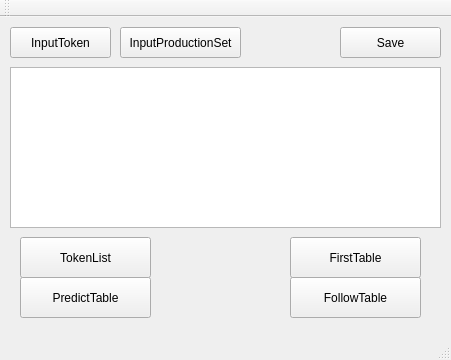
Before: the Qt Designer form SNL Compiler/SNL Compiler/source/mainwindow.ui in Gwzlchn/SNL-Compiler, drawn with Qt 5.
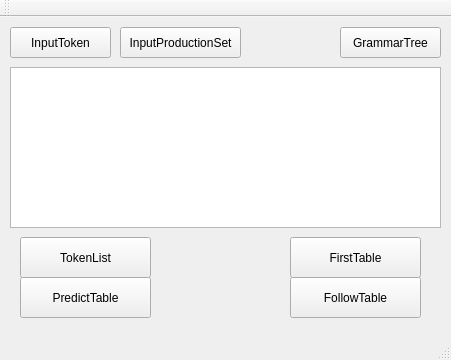
After: the same form once the commit is applied.

```diff
--- a/SNL Compiler/SNL Compiler/source/mainwindow.ui
+++ b/SNL Compiler/SNL Compiler/source/mainwindow.ui
@@ -101,7 +101,7 @@
      </rect>
     </property>
     <property name="text">
-     <string>Save</string>
+     <string>GrammarTree</string>
     </property>
    </widget>
    <widget class="QPushButton" name="InputProductionset">
```
Left out of the diff: 4 changed lines with no effect on the pictures.
